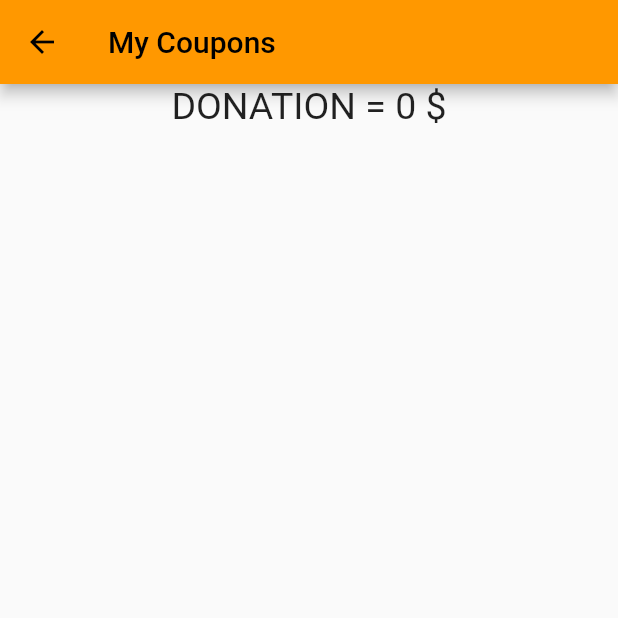
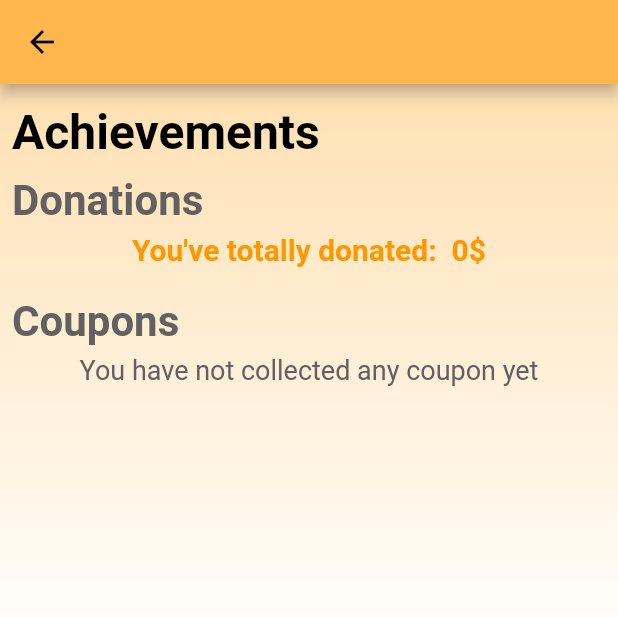
Before and after one commit to pieguarise/app_WGP, a Flutter app: the CouponsPage screen opened directly, on a phone screen of 412 x 824 dp, the top half of it. Run offline on Flutter 3.47's test engine with Material 2 defaults, Android fonts, the light colour scheme and no system bars; our stand-ins replace fl_chart, jwt_decoder, material_design_icons_flutter, percent_indicator, shared_preferences, syncfusion_flutter_gauges; accounts and stored records are empty.

Commit message:
[w] multiprovider, couponsPage, logout, UI
Aggiunto multiprovider, achievementPage ora ha grafica simile a homePage, logout ora funziona, migliorato UI di couponPage

```diff
--- a/app_calorie/lib/pages/couponsPage.dart
+++ b/app_calorie/lib/pages/couponsPage.dart
@@ -14,12 +14,41 @@ class CouponsPage extends StatelessWidget {
     //print('${CouponsPage.CouponspageName} built');
     return Scaffold(
         appBar: AppBar(
-          title: const Text('My Coupons'),
+          backgroundColor: Colors.orange.shade300,
         ),
         body: Consumer<CouponsList>(builder: (context, totalCoupons, child) {
-          return Column(
+          return Container(
+            decoration: BoxDecoration(
+                gradient: LinearGradient(colors: [
+              Colors.orange.shade100,
+              const Color.fromARGB(255, 255, 255, 255)
+            ], begin: Alignment.topCenter, end: Alignment.center)),
+            child: Padding(
+              padding: const EdgeInsets.all(8.0),
+              child: Column(
+                mainAxisAlignment: MainAxisAlignment.start,
+                crossAxisAlignment: CrossAxisAlignment.start,
                 children: [
-              FutureBuilder(
+                  const SizedBox(
+                    height: 5,
+                  ),
+                  const Text(
+                    'Achievements',
+                    style: TextStyle(
+                      color: Colors.black,
+                      fontSize: 32,
+                      fontWeight: FontWeight.bold,
+                    ),
+                  ),
+                  SizedBox(height: 10),
+                  Text('Donations',
+                      style: TextStyle(
+                          color: Colors.grey.shade700,
+                          fontSize: 28,
+                          fontWeight: FontWeight.bold)),
+                  SizedBox(height: 5),
+                  Center(
+                    child: FutureBuilder(
                         future: SharedPreferences.getInstance(),
                         builder: ((context, snapshot) {
                           if (snapshot.hasData) {
@@ -27,34 +56,62 @@ class CouponsPage extends StatelessWidget {
                             if (sp.getDouble('donation') == null) {
                               sp.setDouble('donation', 0);
                               return const Text(
-                          'DONATION = 0 \$',
-                          style: TextStyle(fontSize: 25),
+                                "You've totally donated:  0\$",
+                                style: TextStyle(
+                                  fontSize: 20,
+                                  fontWeight: FontWeight.bold,
+                                  color: Colors.orange,
+                                ),
                               );
                             } else {
                               final donat = sp.getDouble('donation')!;
                               return Text(
-                          'Donation = $donat \$',
-                          style: const TextStyle(fontSize: 25),
+                                "You've totally donated:  $donat\$",
+                                style: TextStyle(
+                                  fontSize: 20,
+                                  fontWeight: FontWeight.bold,
+                                  color: Colors.orange,
+                                ),
                               );
                             }
                           } else {
                             return const Text(
-                          'DONATION = 0 \$',
-                          style: TextStyle(fontSize: 25),
+                              "You've totally donated:  0\$",
+                              style: TextStyle(
+                                fontSize: 20,
+                                fontWeight: FontWeight.bold,
+                                color: Colors.orange,
+                              ),
                             );
                           }
                         })),
-              ListView.builder(
+                  ),
+                  SizedBox(height: 20),
+                  Text('Coupons',
+                      style: TextStyle(
+                          color: Colors.grey.shade700,
+                          fontSize: 28,
+                          fontWeight: FontWeight.bold)),
+                  SizedBox(height: 5),
+                  toDisplayCoupons(totalCoupons),
+                ],
+              ),
+            ),
+          );
+        }));
+  }
+
+  Widget toDisplayCoupons(CouponsList totalCoupons) {
+    if (totalCoupons.myCoupons.length > 0) {
+      return ListView.builder(
           scrollDirection: Axis.vertical,
           shrinkWrap: true,
           itemCount: totalCoupons.myCoupons.length,
           itemBuilder: (BuildContext context, int index) {
-                    //return totalCoupons.myCoupons[index].coup;
             return ListTile(
               leading: (totalCoupons.myCoupons[index].immagine),
               trailing: ElevatedButton(
-                          child:
-                              const Text('USE', style: TextStyle(fontSize: 13)),
+                  child: const Text('USE', style: TextStyle(fontSize: 13)),
                   onPressed: () {
                     String message =
                         'Congratulations, you used the ${totalCoupons.myCoupons[index].title} coupon';
@@ -72,9 +129,15 @@ class CouponsPage extends StatelessWidget {
               ),
               subtitle: Text(totalCoupons.myCoupons[index].description),
             );
-                  }),
-            ],
+          });
+    } else {
+      return Center(
+        child: Text("You have not collected any coupon yet",
+            style: TextStyle(
+              fontSize: 18,
+              color: Colors.grey.shade700
+            )),
       );
-        }));
     }
   }
+}
--- a/app_calorie/lib/pages/homePage.dart
+++ b/app_calorie/lib/pages/homePage.dart
@@ -87,7 +87,6 @@ class _HomePageState extends State<HomePage> {
                 color: Colors.black,
                 fontSize: 32,
                 fontWeight: FontWeight.bold,
-                //fontStyle: FontStyle.italic
               ),
             ),
             SizedBox(height: 10,),
--- a/app_calorie/lib/pages/loginPage.dart
+++ b/app_calorie/lib/pages/loginPage.dart
@@ -39,11 +39,11 @@ class LoginPage extends StatelessWidget {
           shape: BoxShape.rectangle,
           gradient: LinearGradient(
             colors: [
-              Colors.orange.shade200,
+              Colors.orange.shade100,
               const Color.fromARGB(255, 255, 255, 255)
             ],
             begin: Alignment.topCenter,
-            end: Alignment.bottomCenter,
+            end: Alignment.center,
           ),
         ),
         child: Center(
--- a/app_calorie/lib/utils/impact.dart
+++ b/app_calorie/lib/utils/impact.dart
@@ -4,7 +4,7 @@ class Impact{
   static String tokenEndpoint = 'gate/v1/token/';
   static String refreshEndpoint = 'gate/v1/refresh/';
 
-  static String username = 'ooo';
-  static String password = 'ooo';
+  static String username = 'name';
+  static String password = 'psw';
 
 }//Impact
```
Also changed, not shown: app_calorie/lib/main.dart (+7 -3 lines), app_calorie/lib/pages/achievementsPage.dart (+7 -7 lines), app_calorie/lib/pages/home.dart (+5 -5 lines), app_calorie/lib/pages/impactAuth.dart (+17 -13 lines), app_calorie/lib/pages/splash.dart (+17 -20 lines), app_calorie/lib/pages/userPage.dart (+57 -27 lines), app_calorie/lib/widgets/bottomBarFullSection.dart (+13 -10 lines), app_calorie/lib/widgets/bottomNotFull.dart (+23 -20 lines). Lines whose indentation alone changed are shown as unchanged.
